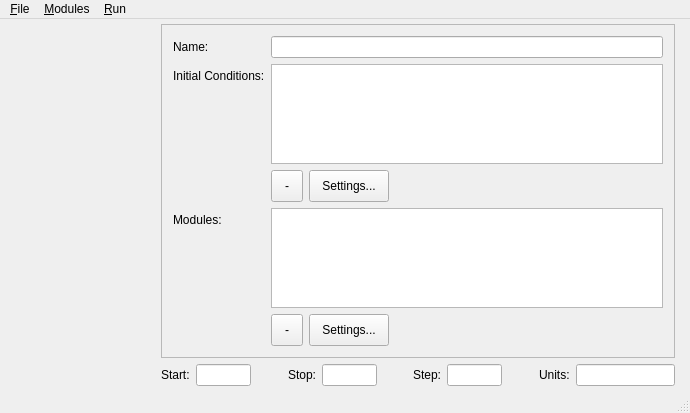
Qt form Code/exp_design/ui_experimentmanager.ui (economou/gpunit) before a commit.
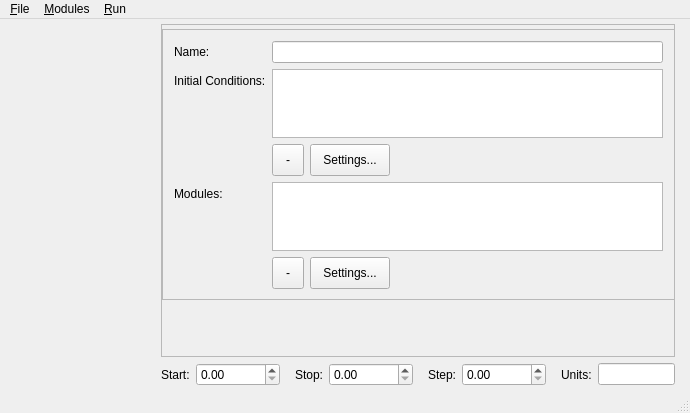
The same form after that commit. Custom widgets are drawn as their Qt base class.

Commit message: Switched unit boxes to spin boxes with double input validation.

```diff
--- a/Code/exp_design/ui_experimentmanager.ui
+++ b/Code/exp_design/ui_experimentmanager.ui
@@ -61,7 +61,28 @@
        <number>10</number>
       </property>
       <item>
+       <widget class="QScrollArea" name="scrollArea">
+        <property name="widgetResizable">
+         <bool>true</bool>
+        </property>
+        <widget class="QWidget" name="scrollAreaWidgetContents">
+         <property name="geometry">
+          <rect>
+           <x>0</x>
+           <y>0</y>
+           <width>511</width>
+           <height>317</height>
+          </rect>
+         </property>
        <widget class="QFrame" name="frame">
+          <property name="geometry">
+           <rect>
+            <x>0</x>
+            <y>4</y>
+            <width>513</width>
+            <height>271</height>
+           </rect>
+          </property>
         <property name="sizePolicy">
          <sizepolicy hsizetype="Expanding" vsizetype="Expanding">
           <horstretch>0</horstretch>
@@ -208,6 +229,8 @@
          </item>
         </layout>
        </widget>
+        </widget>
+       </widget>
       </item>
       <item>
        <layout class="QHBoxLayout" name="horizontalLayout_5">
@@ -219,12 +242,12 @@
          </widget>
         </item>
         <item>
-         <widget class="QLineEdit" name="startText">
-          <property name="maximumSize">
-           <size>
-            <width>64</width>
-            <height>16777215</height>
-           </size>
+         <widget class="QDoubleSpinBox" name="startBox">
+          <property name="maximum">
+           <double>1000000000.000000000000000</double>
+          </property>
+          <property name="singleStep">
+           <double>0.500000000000000</double>
           </property>
          </widget>
         </item>
@@ -249,12 +272,12 @@
          </widget>
         </item>
         <item>
-         <widget class="QLineEdit" name="stopText">
-          <property name="maximumSize">
-           <size>
-            <width>64</width>
-            <height>16777215</height>
-           </size>
+         <widget class="QDoubleSpinBox" name="stopBox">
+          <property name="maximum">
+           <double>1000000000.000000000000000</double>
+          </property>
+          <property name="singleStep">
+           <double>0.500000000000000</double>
           </property>
          </widget>
         </item>
@@ -279,12 +302,12 @@
          </widget>
         </item>
         <item>
-         <widget class="QLineEdit" name="stepText">
-          <property name="maximumSize">
-           <size>
-            <width>64</width>
-            <height>16777215</height>
-           </size>
+         <widget class="QDoubleSpinBox" name="stepBox">
+          <property name="maximum">
+           <double>1000000000.000000000000000</double>
+          </property>
+          <property name="singleStep">
+           <double>0.500000000000000</double>
           </property>
          </widget>
         </item>
```
Left out of the diff: 90 changed lines with no effect on the pictures. Lines whose indentation alone changed are shown as unchanged. The commit also changes 1 other file.
